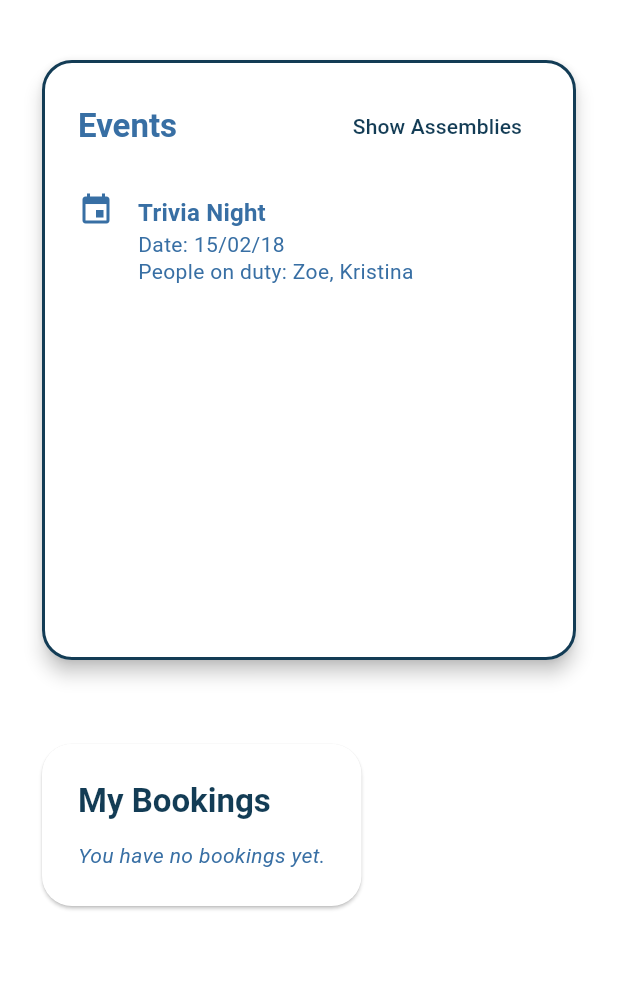
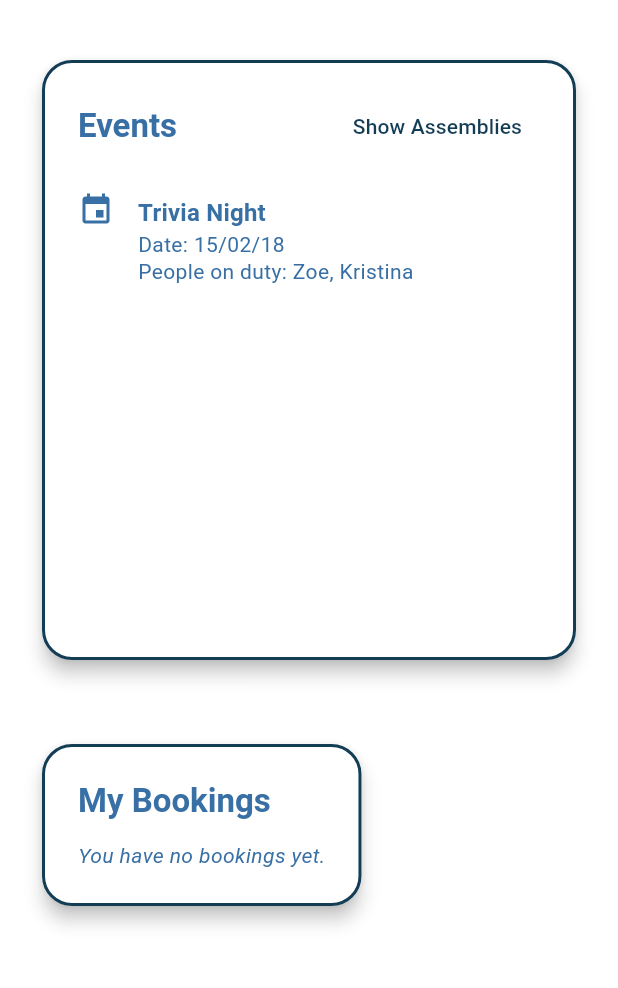
Before and after one commit to Amruthavalli-M/12DIT---BookTech, a Flutter app: the TeacherDashboard screen opened by its route, on a phone screen of 412 x 824 dp, the part 195-1183 px from its top. Run offline on Flutter 3.47's test engine with Material 3 defaults, Android fonts, the phone set to English and light mode, and no system bars; our stand-ins replace flutter_svg, google_fonts.

Commit message:
Update my_bookings.dart
FINAL VERSION

```diff
--- a/lib/widgets/my_bookings.dart
+++ b/lib/widgets/my_bookings.dart
@@ -2,7 +2,9 @@ import 'package:flutter/material.dart';
 import '../models/bookings.dart';
 import '../utils/theme.dart';
 
+// Display a list of the teacher's bookings
 class MyBookingsWidget extends StatelessWidget {
+  // List of bookings passed from parent widget
   final List<Booking> bookings;
 
   const MyBookingsWidget({super.key, required this.bookings});
@@ -12,55 +14,68 @@ class MyBookingsWidget extends StatelessWidget {
     final theme = Theme.of(context);
 
     return Card(
+      elevation: 5,
       color: MyAppColor.secondaryBg,
-      shape: RoundedRectangleBorder(borderRadius: BorderRadius.circular(20)),
-      margin: const EdgeInsets.symmetric(vertical: 16, horizontal: 8),
+      shape: RoundedRectangleBorder(
+        borderRadius: BorderRadius.circular(20), // Rounded corners
+        side: BorderSide(
+          color: MyAppColor.primary,
+          width: 2,
+        ),
+      ),
+      margin: const EdgeInsets.symmetric(vertical: 16, horizontal: 8), // Margin around card
+
       child: Padding(
-        padding: const EdgeInsets.all(24),
+        padding: const EdgeInsets.all(24), // Inner padding inside the card
         child: Column(
-          crossAxisAlignment: CrossAxisAlignment.start,
+          crossAxisAlignment: CrossAxisAlignment.start, // Align children left
           children: [
+            // Header text for the section
             Text(
               "My Bookings",
               style: theme.textTheme.titleLarge?.copyWith(
-                color: MyAppColor.primary,
-                fontWeight: FontWeight.w700,
+                color: MyAppColor.secondary,
+                fontWeight: FontWeight.w700,    // Semi bold text
               ),
             ),
-            const SizedBox(height: 12),
+            const SizedBox(height: 12), // Space below header
+
+            // Conditional display depending on whether bookings list is empty
             bookings.isEmpty
                 ? Text(
-                    "You have no bookings yet.",
+                    "You have no bookings yet.", // Message when no bookings
                     style: theme.textTheme.bodyMedium?.copyWith(
                       color: MyAppColor.secondary,
-                      fontStyle: FontStyle.italic,
+                      fontStyle: FontStyle.italic,  // Italic
                     ),
                   )
                 : ListView.separated(
-                    shrinkWrap: true,
-                    physics: const NeverScrollableScrollPhysics(),
-                    itemCount: bookings.length,
-                    separatorBuilder: (_, __) => Divider(color: MyAppColor.barBg),
+                    shrinkWrap: true,               // Let ListView shrink to fit content
+                    physics: const NeverScrollableScrollPhysics(), // Disable scrolling (parent scrolls)
+                    itemCount: bookings.length,    // Number of booking items
+                    separatorBuilder: (_, __) => Divider(color: MyAppColor.barBg), // Divider between items
                     itemBuilder: (context, index) {
-                      final booking = bookings[index];
+                      final booking = bookings[index]; // Current booking to display
+
                       return ListTile(
-                        contentPadding: EdgeInsets.zero,
+                        contentPadding: EdgeInsets.zero, // Remove default padding
                         title: Text(
-                          booking.eventName,
+                          booking.eventName, // Event name of booking
                           style: theme.textTheme.titleMedium?.copyWith(
-                            fontWeight: FontWeight.w600,
-                            color: MyAppColor.primary,
+                            fontWeight: FontWeight.w600, // Medium bold
+                            color: MyAppColor.secondary,   //  color
                           ),
                         ),
                         subtitle: Text(
+                          // Multi line subtitle
                           "Date: ${booking.date}\nVenue: ${booking.venue}",
                           style: theme.textTheme.bodyMedium?.copyWith(
                             color: MyAppColor.secondary,
-                            height: 1.3,
+                            height: 1.3, // Line height spacing
                           ),
                         ),
-                        isThreeLine: true,
-                        leading: Icon(Icons.book_online, color: MyAppColor.primary),
+                        isThreeLine: true, // Allow subtitle to span 3 lines
+                        leading: Icon(Icons.book_online, color: MyAppColor.secondary), // Icon representing booking
                       );
                     },
                   ),
```
